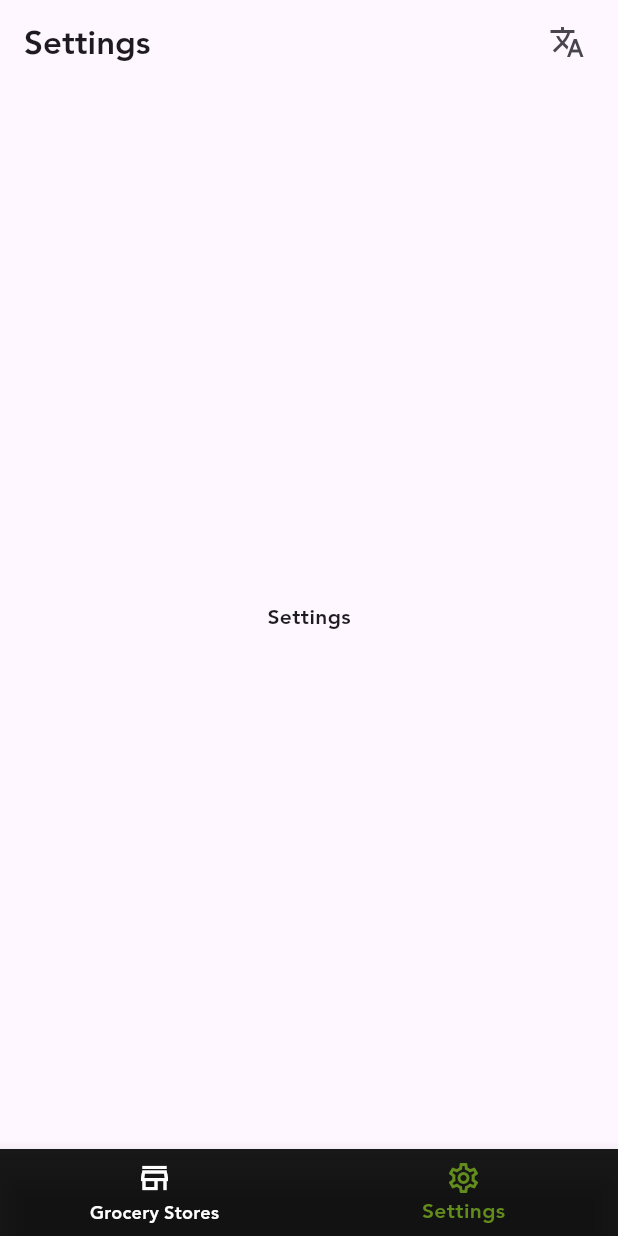
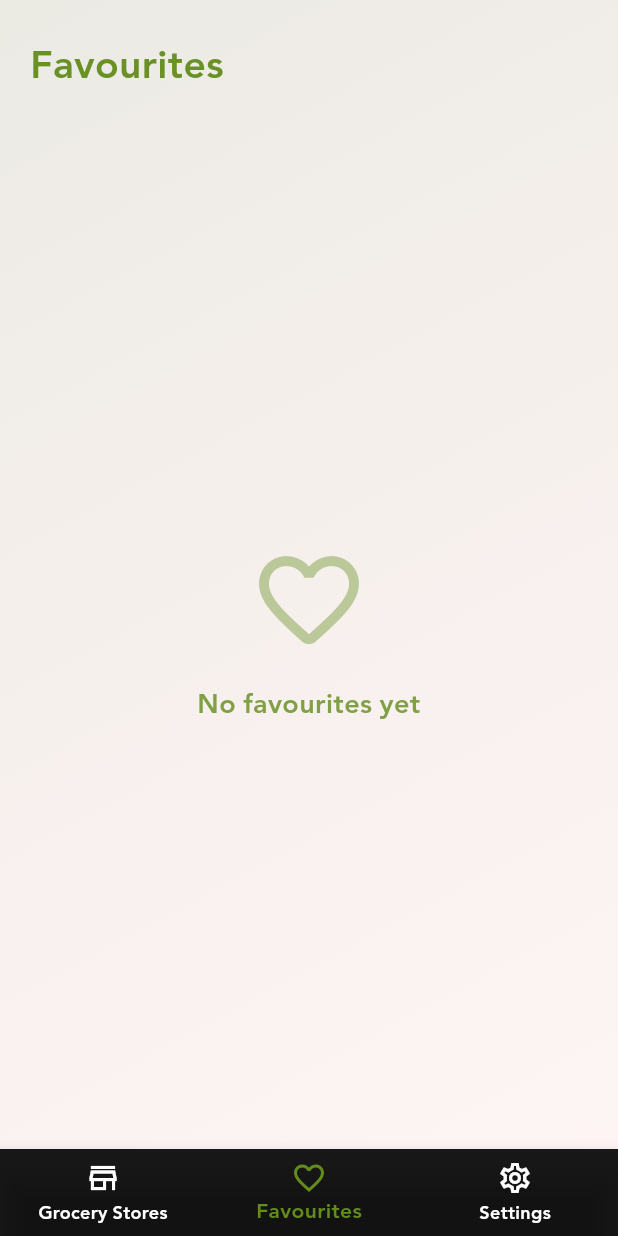
Before and after one commit to MahmoudALBndkji/Flutter-Technical-Task-Rightware-LLC, a Flutter app: the screen it shows after launch, item 2 of the bottom bar chosen, on a phone screen of 412 x 824 dp. Run offline on Flutter 3.47's test engine with Material 3 defaults, Android fonts, the phone set to English and light mode, and no system bars; our stand-ins replace cached_network_image, dio, equatable, flutter_bloc, flutter_secure_storage, get_it and 2 more; network calls fail.

Commit message:
feat(favorites): implement favorites feature with UI updates and state management

```diff
--- a/assets/lang/ar.json
+++ b/assets/lang/ar.json
@@ -48,5 +48,7 @@
   "location": "الموقع",
   "description": "الوصف",
   "shop_details": "تفاصيل المتجر",
-  "back": "رجوع"
+  "back": "رجوع",
+  "favourites": "المفضلات",
+  "remove": "إزالة"
 }
--- a/assets/lang/en.json
+++ b/assets/lang/en.json
@@ -48,5 +48,7 @@
   "location": "Location",
   "description": "Description",
   "shop_details": "Shop details",
-  "back": "Back"
+  "back": "Back",
+  "favourites": "Favourites",
+  "remove": "Remove"
 }
--- a/lib/core/routing/app_paths.dart
+++ b/lib/core/routing/app_paths.dart
@@ -4,4 +4,5 @@ class AppPaths {
   static const String home = '/home';
   static const String shops = '/shops';
   static const String shopDetails = '/shop/details';
+  static const String favorites = '/favorites';
 }
--- a/lib/core/services/injection_container.dart
+++ b/lib/core/services/injection_container.dart
@@ -7,6 +7,7 @@ import 'package:flutter_technical_task_rightware_llc/core/languages/cubit/langua
 import 'package:flutter_technical_task_rightware_llc/features/shops/data/datasources/shop_data_source.dart';
 import 'package:flutter_technical_task_rightware_llc/features/shops/data/datasources/shop_remote_data_source.dart';
 import 'package:flutter_technical_task_rightware_llc/features/shops/data/repos/shop_repository.dart';
+import 'package:flutter_technical_task_rightware_llc/features/favorites/presentation/cubit/favorites_cubit.dart';
 import 'package:flutter_technical_task_rightware_llc/features/shops/presentation/cubits/shop/shop_cubit.dart';
 
 final sl = GetIt.instance;
@@ -22,4 +23,5 @@ Future<void> initServiceLocator() async {
   sl.registerLazySingleton<ShopDataSource>(() => ShopRemoteDataSource(sl()));
   sl.registerLazySingleton<ShopRepository>(() => ShopRepository(sl()));
   sl.registerLazySingleton<ShopCubit>(() => ShopCubit(repository: sl()));
+  sl.registerLazySingleton<FavoritesCubit>(() => FavoritesCubit());
 }
--- /dev/null
+++ b/lib/features/favorites/presentation/cubit/favorites_state.dart
@@ -0,0 +1,20 @@
+import 'package:equatable/equatable.dart';
+import 'package:flutter_technical_task_rightware_llc/features/shops/data/models/shop_model.dart';
+
+class FavoritesState extends Equatable {
+  const FavoritesState({this.items = const []});
+  final List<ShopModel> items;
+
+  FavoritesState copyWith({List<ShopModel>? items}) {
+    return FavoritesState(items: items ?? this.items);
+  }
+
+  bool isFavorite(ShopModel shop) {
+    final id = shop.id;
+    if (id == null) return false;
+    return items.any((s) => s.id == id);
+  }
+
+  @override
+  List<Object?> get props => [items];
+}
--- /dev/null
+++ b/lib/features/favorites/presentation/screens/favorites_screen.dart
@@ -0,0 +1,104 @@
+import 'package:flutter/material.dart';
+import 'package:flutter_bloc/flutter_bloc.dart';
+import 'package:flutter_technical_task_rightware_llc/core/constants/app_colors.dart';
+import 'package:flutter_technical_task_rightware_llc/core/languages/app_localizations.dart';
+import 'package:flutter_technical_task_rightware_llc/core/routing/app_paths.dart';
+import 'package:flutter_technical_task_rightware_llc/features/favorites/presentation/cubit/favorites_cubit.dart';
+import 'package:flutter_technical_task_rightware_llc/features/favorites/presentation/cubit/favorites_state.dart';
+import 'package:flutter_technical_task_rightware_llc/features/favorites/presentation/widgets/favorite_item_tile.dart';
+import 'package:go_router/go_router.dart';
+
+class FavoritesScreen extends StatelessWidget {
+  const FavoritesScreen({super.key});
+
+  @override
+  Widget build(BuildContext context) {
+    return Scaffold(
+      body: Container(
+        decoration: BoxDecoration(
+          gradient: LinearGradient(
+            begin: Alignment.topLeft,
+            end: Alignment.bottomRight,
+            colors: [
+              AppColors.primaryColor.withValues(alpha: 0.12),
+              AppColors.secondaryColor.withValues(alpha: 0.08),
+            ],
+          ),
+        ),
+        child: SafeArea(
+          child: CustomScrollView(
+            slivers: [
+              SliverToBoxAdapter(
+                child: Padding(
+                  padding: const EdgeInsets.fromLTRB(20, 24, 20, 16),
+                  child: Text(
+                    context.tr('favourites'),
+                    style: TextStyle(
+                      fontSize: 26,
+                      fontWeight: FontWeight.bold,
+                      color: AppColors.primaryColor.withValues(alpha: 0.95),
+                    ),
+                  ),
+                ),
+              ),
+              BlocBuilder<FavoritesCubit, FavoritesState>(
+                builder: (context, state) {
+                  if (state.items.isEmpty) {
+                    return SliverFillRemaining(
+                      hasScrollBody: false,
+                      child: Center(
+                        child: Column(
+                          mainAxisAlignment: MainAxisAlignment.center,
+                          children: [
+                            Icon(
+                              Icons.favorite_border_rounded,
+                              size: 80,
+                              color: AppColors.primaryColor.withValues(alpha: 0.4),
+                            ),
+                            const SizedBox(height: 16),
+                            Text(
+                              context.tr('no_favourites_yet'),
+                              style: TextStyle(
+                                fontSize: 18,
+                                color: AppColors.primaryColor.withValues(alpha: 0.8),
+                                fontWeight: FontWeight.w500,
+                              ),
+                              textAlign: TextAlign.center,
+                            ),
+                          ],
+                        ),
+                      ),
+                    );
+                  }
+                  return SliverList(
+                    delegate: SliverChildBuilderDelegate(
+                      (context, index) {
+                        final shop = state.items[index];
+                        final isAr = currentLangAr();
+                        final displayName = isAr
+                            ? (shop.shopName?.ar ?? shop.shopName?.en ?? '—')
+                            : (shop.shopName?.en ?? shop.shopName?.ar ?? '—');
+                        return FavoriteItemTile(
+                          shop: shop,
+                          displayName: displayName,
+                          isFavorite: state.isFavorite(shop),
+                          onTap: () => context.push(
+                            AppPaths.shopDetails,
+                            extra: shop,
+                          ),
+                          onRemoveFavorite: () =>
+                              context.read<FavoritesCubit>().removeFavorite(shop),
+                        );
+                      },
+                      childCount: state.items.length,
+                    ),
+                  );
+                },
+              ),
+            ],
+          ),
+        ),
+      ),
+    );
+  }
+}
--- a/lib/features/home/presentation/screens/home_layout.dart
+++ b/lib/features/home/presentation/screens/home_layout.dart
@@ -2,6 +2,7 @@ import 'package:flutter_technical_task_rightware_llc/core/constants/app_colors.d
 import 'package:flutter_technical_task_rightware_llc/core/languages/app_localizations.dart';
 import 'package:flutter_technical_task_rightware_llc/features/home/presentation/cubit/home_cubit.dart';
 import 'package:flutter_technical_task_rightware_llc/features/home/presentation/cubit/home_state.dart';
+import 'package:flutter_technical_task_rightware_llc/features/favorites/presentation/screens/favorites_screen.dart';
 import 'package:flutter_technical_task_rightware_llc/features/settings/presentation/screens/settings_screen.dart';
 import 'package:flutter_technical_task_rightware_llc/features/shops/presentation/screens/shops_screen.dart';
 import 'package:flutter/material.dart';
@@ -12,6 +13,7 @@ class HomeLayout extends StatelessWidget {
 
   static final List<Widget> _screens = <Widget>[
     const ShopsScreen(key: ValueKey('shops_screen')),
+    const FavoritesScreen(key: ValueKey('favorites_screen')),
     const SettingsScreen(key: ValueKey('settings_screen')),
   ];
 
@@ -33,6 +35,10 @@ class HomeLayout extends StatelessWidget {
                 label: context.tr('grocery_stores'),
               ),
               BottomNavigationBarItem(
+                icon: Icon(Icons.favorite_border),
+                label: context.tr('favourites'),
+              ),
+              BottomNavigationBarItem(
                 icon: Icon(Icons.settings_outlined),
                 label: context.tr('settings'),
               ),
```
Also changed, not shown: lib/core/routing/app_router.dart (+6 -1 lines), lib/features/favorites/presentation/cubit/favorites_cubit.dart (added, +28 -0 lines), lib/features/favorites/presentation/widgets/favorite_heart_button.dart (added, +100 -0 lines), lib/features/favorites/presentation/widgets/favorite_item_tile.dart (added, +129 -0 lines), lib/features/shops/presentation/screens/shop_details_screen.dart (+17 -0 lines), lib/features/shops/presentation/widgets/shop_card.dart (+24 -5 lines).
